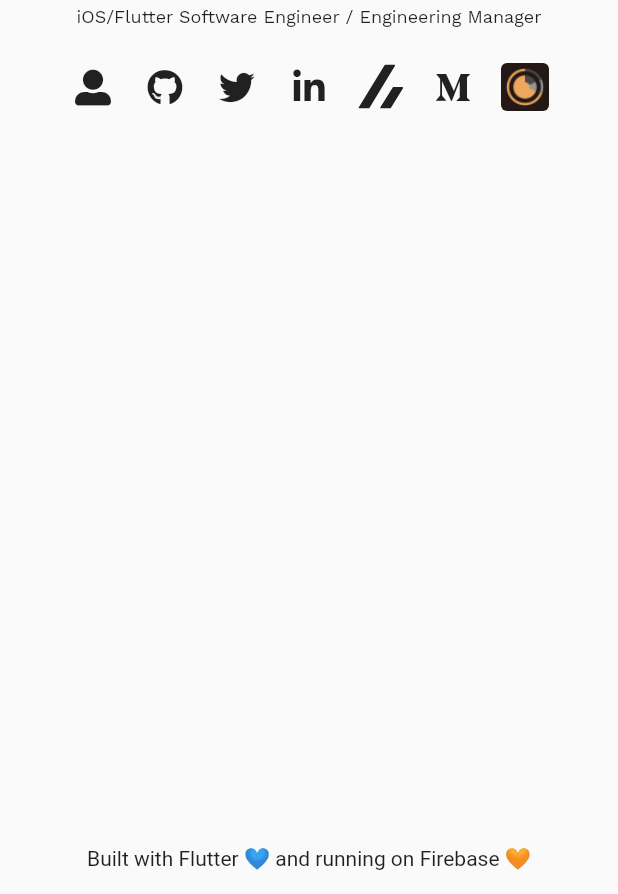
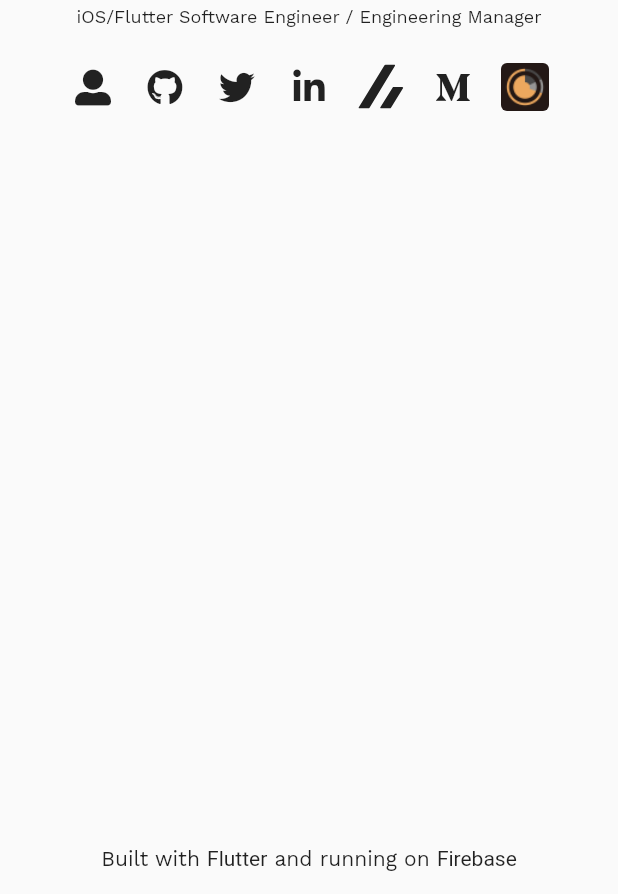
Before and after one commit to sgr-ksmt/my-web-site, a Flutter app: the screen it shows after launch, on a phone screen of 412 x 824 dp, the part 342-1236 px from its top. Run offline on Flutter 3.47's test engine with Material 2 defaults, Android fonts, the phone set to English and light mode, and no system bars; our stand-ins replace flutter_hooks, flutter_svg, font_awesome_flutter, gap, google_fonts; missing offline and left inert: dart:html.

Commit message:
fix font.

```diff
--- a/lib/widgets/footer.dart
+++ b/lib/widgets/footer.dart
@@ -3,6 +3,7 @@ import 'dart:html' as html;
 import 'package:flutter/gestures.dart';
 import 'package:flutter/material.dart';
 import 'package:flutter_hooks/flutter_hooks.dart';
+import 'package:google_fonts/google_fonts.dart';
 
 class Footer extends HookWidget {
   const Footer();
@@ -23,13 +24,13 @@ class Footer extends HookWidget {
               RichText(
                 textAlign: TextAlign.center,
                 text: TextSpan(
-                  style: TextStyle(
+                  style: GoogleFonts.workSans().copyWith(
                     color: Theme.of(context).textTheme.bodyText1?.color,
                   ),
                   children: [
                     const TextSpan(text: 'Built with '),
                     TextSpan(
-                      text: 'Flutter 💙',
+                      text: 'Flutter',
                       style: TextStyle(
                         decoration: isHoverOnFlutter.value ? TextDecoration.underline : null,
                       ),
@@ -40,7 +41,7 @@ class Footer extends HookWidget {
                     ),
                     const TextSpan(text: ' and running on '),
                     TextSpan(
-                      text: 'Firebase 🧡',
+                      text: 'Firebase',
                       style: TextStyle(
                         decoration: isHoverOnFirebase.value ? TextDecoration.underline : null,
                       ),
```
